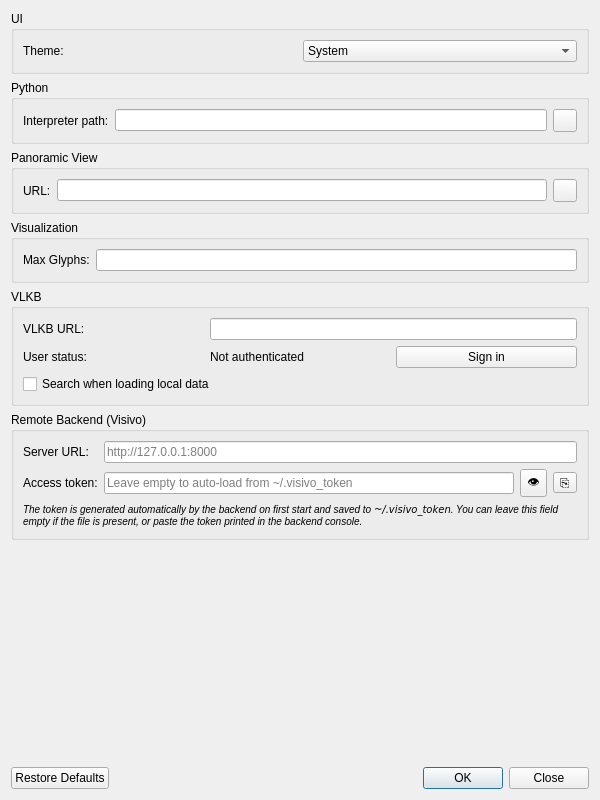
Qt form ui/SettingsDialog.ui (VisIVOLab/VisIVOVisualAnalytics) before a commit.
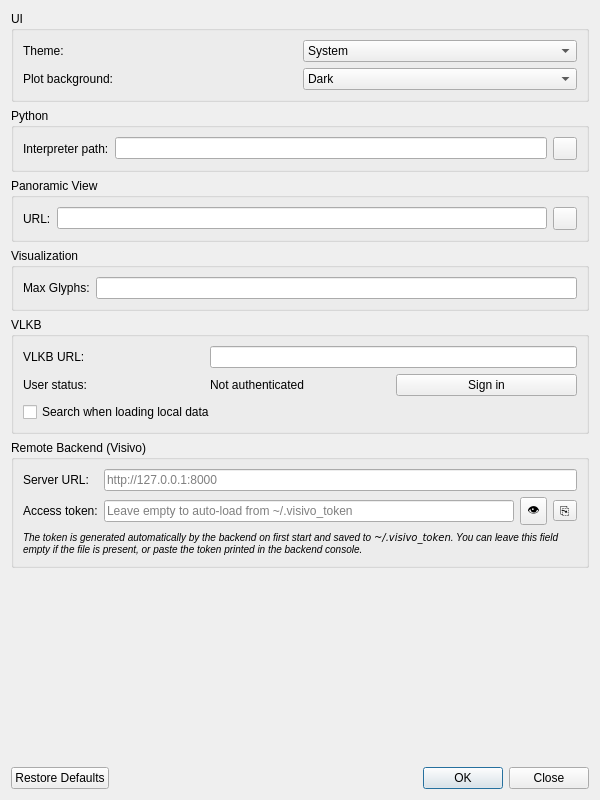
The same form after that commit.

Commit message: Add plot theme, PNG export and non-modal dialogs

Diff of the .ui file:
```diff
--- a/ui/SettingsDialog.ui
+++ b/ui/SettingsDialog.ui
@@ -55,6 +55,30 @@
         </item>
        </widget>
       </item>
+      <item row="1" column="0">
+       <widget class="QLabel" name="labelPlotTheme">
+        <property name="text">
+         <string>Plot background:</string>
+        </property>
+        <property name="buddy">
+         <cstring>comboPlotTheme</cstring>
+        </property>
+       </widget>
+      </item>
+      <item row="1" column="1">
+       <widget class="QComboBox" name="comboPlotTheme">
+        <item>
+         <property name="text">
+          <string>Dark</string>
+         </property>
+        </item>
+        <item>
+         <property name="text">
+          <string>Light</string>
+         </property>
+        </item>
+       </widget>
+      </item>
      </layout>
     </widget>
    </item>
```
The commit also changes 13 other files.
